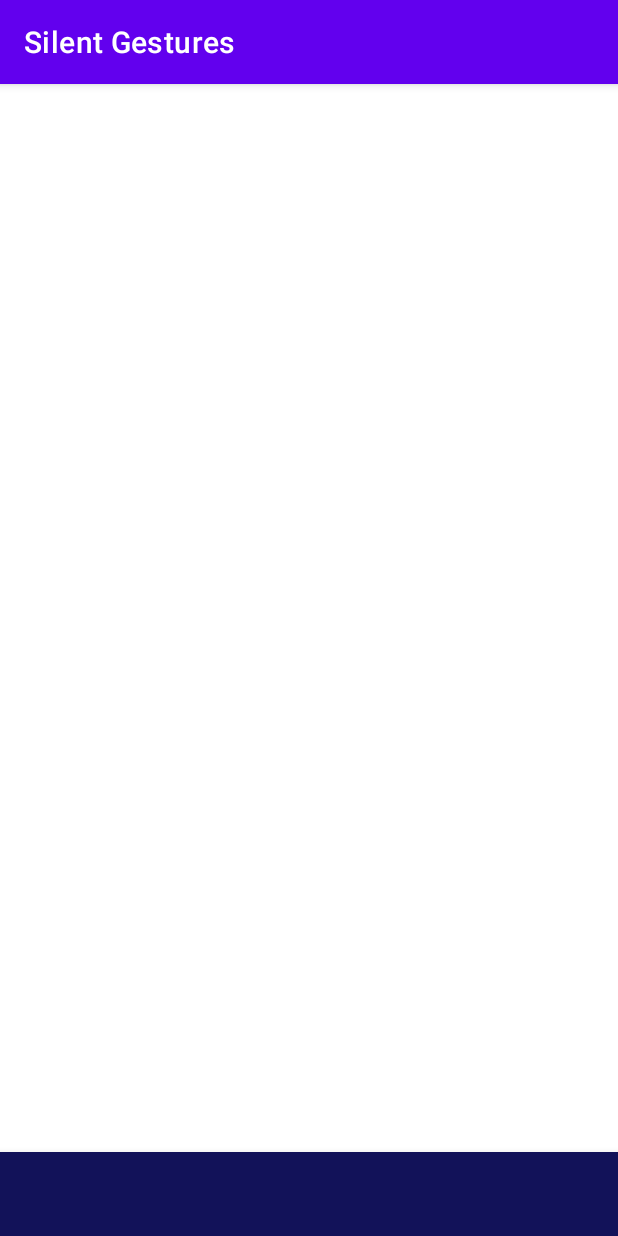
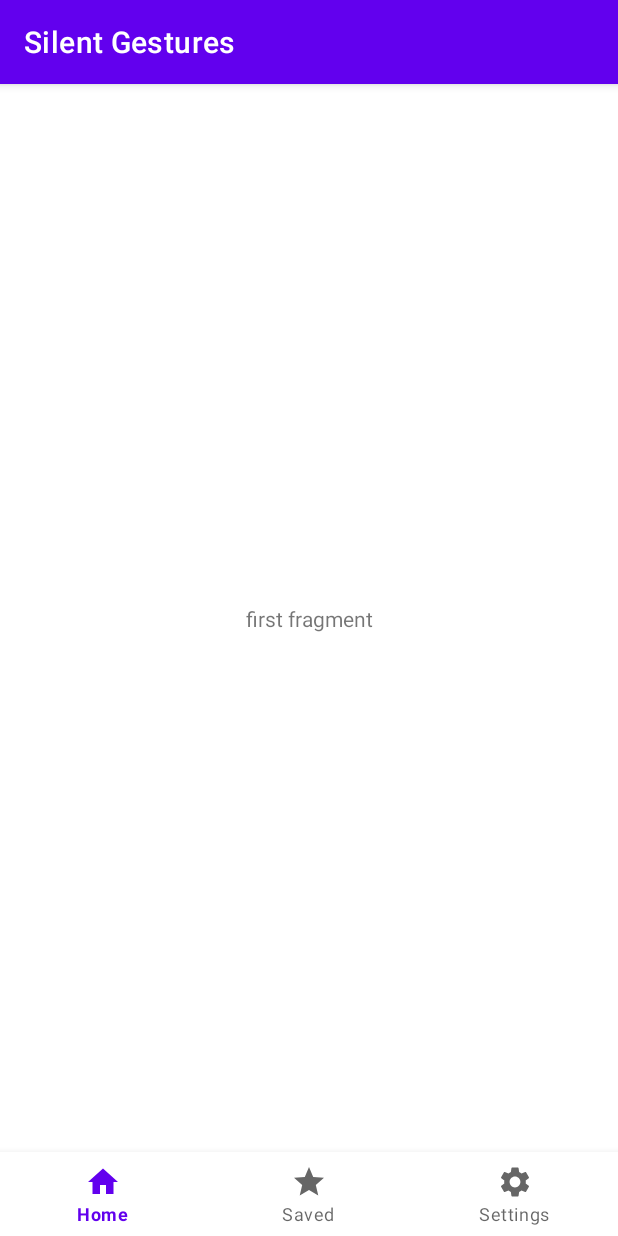
Before and after one commit to mintun-myo-2020/translate-android, an Android app: the screen it shows after launch (MainActivity), on a phone screen of 412 x 824 dp. Run offline under Robolectric (Android 15) with nearby library versions, the phone set to English and light mode, and no system bars.

Commit message:
add bottom nav

```diff
--- /dev/null
+++ b/app/src/main/java/com/example/silentgestures/FirstFragment.kt
@@ -0,0 +1,59 @@
+package com.example.silentgestures
+
+import android.os.Bundle
+import androidx.fragment.app.Fragment
+import android.view.LayoutInflater
+import android.view.View
+import android.view.ViewGroup
+
+// TODO: Rename parameter arguments, choose names that match
+// the fragment initialization parameters, e.g. ARG_ITEM_NUMBER
+private const val ARG_PARAM1 = "param1"
+private const val ARG_PARAM2 = "param2"
+
+/**
+ * A simple [Fragment] subclass.
+ * Use the [FirstFragment.newInstance] factory method to
+ * create an instance of this fragment.
+ */
+class FirstFragment : Fragment() {
+    // TODO: Rename and change types of parameters
+    private var param1: String? = null
+    private var param2: String? = null
+
+    override fun onCreate(savedInstanceState: Bundle?) {
+        super.onCreate(savedInstanceState)
+        arguments?.let {
+            param1 = it.getString(ARG_PARAM1)
+            param2 = it.getString(ARG_PARAM2)
+        }
+    }
+
+    override fun onCreateView(
+        inflater: LayoutInflater, container: ViewGroup?,
+        savedInstanceState: Bundle?
+    ): View? {
+        // Inflate the layout for this fragment
+        return inflater.inflate(R.layout.fragment_first, container, false)
+    }
+
+    companion object {
+        /**
+         * Use this factory method to create a new instance of
+         * this fragment using the provided parameters.
+         *
+         * @param param1 Parameter 1.
+         * @param param2 Parameter 2.
+         * @return A new instance of fragment FirstFragment.
+         */
+        // TODO: Rename and change types and number of parameters
+        @JvmStatic
+        fun newInstance(param1: String, param2: String) =
+            FirstFragment().apply {
+                arguments = Bundle().apply {
+                    putString(ARG_PARAM1, param1)
+                    putString(ARG_PARAM2, param2)
+                }
+            }
+    }
+}
--- /dev/null
+++ b/app/src/main/res/drawable/fav_icon.xml
@@ -0,0 +1,5 @@
+<vector android:height="24dp" android:tint="#000000"
+    android:viewportHeight="24" android:viewportWidth="24"
+    android:width="24dp" xmlns:android="http://schemas.android.com/apk/res/android">
+    <path android:fillColor="@android:color/white" android:pathData="M12,17.27L18.18,21l-1.64,-7.03L22,9.24l-7.19,-0.61L12,2 9.19,8.63 2,9.24l5.46,4.73L5.82,21z"/>
+</vector>
--- /dev/null
+++ b/app/src/main/res/drawable/home_icon.xml
@@ -0,0 +1,5 @@
+<vector android:height="24dp" android:tint="#000000"
+    android:viewportHeight="24" android:viewportWidth="24"
+    android:width="24dp" xmlns:android="http://schemas.android.com/apk/res/android">
+    <path android:fillColor="@android:color/white" android:pathData="M10,20v-6h4v6h5v-8h3L12,3 2,12h3v8z"/>
+</vector>
--- /dev/null
+++ b/app/src/main/res/drawable/settings_icon.xml
@@ -0,0 +1,5 @@
+<vector android:height="24dp" android:tint="#000000"
+    android:viewportHeight="24" android:viewportWidth="24"
+    android:width="24dp" xmlns:android="http://schemas.android.com/apk/res/android">
+    <path android:fillColor="@android:color/white" android:pathData="M19.14,12.94c0.04,-0.3 0.06,-0.61 0.06,-0.94c0,-0.32 -0.02,-0.64 -0.07,-0.94l2.03,-1.58c0.18,-0.14 0.23,-0.41 0.12,-0.61l-1.92,-3.32c-0.12,-0.22 -0.37,-0.29 -0.59,-0.22l-2.39,0.96c-0.5,-0.38 -1.03,-0.7 -1.62,-0.94L14.4,2.81c-0.04,-0.24 -0.24,-0.41 -0.48,-0.41h-3.84c-0.24,0 -0.43,0.17 -0.47,0.41L9.25,5.35C8.66,5.59 8.12,5.92 7.63,6.29L5.24,5.33c-0.22,-0.08 -0.47,0 -0.59,0.22L2.74,8.87C2.62,9.08 2.66,9.34 2.86,9.48l2.03,1.58C4.84,11.36 4.8,11.69 4.8,12s0.02,0.64 0.07,0.94l-2.03,1.58c-0.18,0.14 -0.23,0.41 -0.12,0.61l1.92,3.32c0.12,0.22 0.37,0.29 0.59,0.22l2.39,-0.96c0.5,0.38 1.03,0.7 1.62,0.94l0.36,2.54c0.05,0.24 0.24,0.41 0.48,0.41h3.84c0.24,0 0.44,-0.17 0.47,-0.41l0.36,-2.54c0.59,-0.24 1.13,-0.56 1.62,-0.94l2.39,0.96c0.22,0.08 0.47,0 0.59,-0.22l1.92,-3.32c0.12,-0.22 0.07,-0.47 -0.12,-0.61L19.14,12.94zM12,15.6c-1.98,0 -3.6,-1.62 -3.6,-3.6s1.62,-3.6 3.6,-3.6s3.6,1.62 3.6,3.6S13.98,15.6 12,15.6z"/>
+</vector>
--- a/app/src/main/res/layout/activity_main.xml
+++ b/app/src/main/res/layout/activity_main.xml
@@ -8,10 +8,25 @@
 
 
     <com.google.android.material.bottomnavigation.BottomNavigationView
+        android:id="@+id/bottomNavigationView"
         android:layout_width="match_parent"
         android:layout_height="wrap_content"
-        android:background="#121259"
+        android:background="#ffffff"
         app:layout_constraintBottom_toBottomOf="parent"
         app:layout_constraintEnd_toEndOf="parent"
-        app:layout_constraintStart_toStartOf="parent" />
+        app:layout_constraintStart_toStartOf="parent"
+        app:menu="@menu/bottom_menu" />
+
+    <androidx.fragment.app.FragmentContainerView
+        android:id="@+id/fragmentContainerView"
+        android:name="androidx.navigation.fragment.NavHostFragment"
+        android:layout_width="409dp"
+        android:layout_height="673dp"
+        app:defaultNavHost="true"
+        app:layout_constraintBottom_toTopOf="@+id/bottomNavigationView"
+        app:layout_constraintEnd_toEndOf="parent"
+        app:layout_constraintStart_toStartOf="parent"
+        app:layout_constraintTop_toTopOf="parent"
+        app:navGraph="@navigation/my_nav" />
+
 </androidx.constraintlayout.widget.ConstraintLayout>
--- /dev/null
+++ b/app/src/main/res/layout/fragment_first.xml
@@ -0,0 +1,20 @@
+<?xml version="1.0" encoding="utf-8"?>
+<androidx.constraintlayout.widget.ConstraintLayout xmlns:android="http://schemas.android.com/apk/res/android"
+    xmlns:app="http://schemas.android.com/apk/res-auto"
+    xmlns:tools="http://schemas.android.com/tools"
+    android:layout_width="match_parent"
+    android:layout_height="match_parent"
+    tools:context=".FirstFragment" >
+
+    <!-- TODO: Update blank fragment layout -->
+    <TextView
+        android:id="@+id/firstFragment"
+        android:layout_width="wrap_content"
+        android:layout_height="wrap_content"
+        android:text="first fragment"
+        app:layout_constraintBottom_toBottomOf="parent"
+        app:layout_constraintEnd_toEndOf="parent"
+        app:layout_constraintStart_toStartOf="parent"
+        app:layout_constraintTop_toTopOf="parent" />
+
+</androidx.constraintlayout.widget.ConstraintLayout>
--- /dev/null
+++ b/app/src/main/res/menu/bottom_menu.xml
@@ -0,0 +1,19 @@
+<?xml version="1.0" encoding="utf-8"?>
+<menu xmlns:android="http://schemas.android.com/apk/res/android">
+
+    <item
+        android:id="@+id/firstFragment"
+        android:title="Home"
+        android:icon="@drawable/home_icon"/>
+
+    <item
+        android:id="@+id/secondFragment"
+        android:title="Saved"
+        android:icon="@drawable/fav_icon" />
+
+    <item
+        android:id="@+id/thirdFragment"
+        android:title="Settings"
+        android:icon="@drawable/settings_icon"/>
+
+</menu>
--- a/app/src/main/res/navigation/my_nav.xml
+++ b/app/src/main/res/navigation/my_nav.xml
@@ -1,6 +1,23 @@
 <?xml version="1.0" encoding="utf-8"?>
 <navigation xmlns:android="http://schemas.android.com/apk/res/android"
     xmlns:app="http://schemas.android.com/apk/res-auto"
-    android:id="@+id/my_nav">
+    xmlns:tools="http://schemas.android.com/tools"
+    android:id="@+id/my_nav"
+    app:startDestination="@id/firstFragment">
 
+    <fragment
+        android:id="@+id/firstFragment"
+        android:name="com.example.silentgestures.FirstFragment"
+        android:label="fragment_first"
+        tools:layout="@layout/fragment_first" />
+    <fragment
+        android:id="@+id/secondFragment"
+        android:name="com.example.silentgestures.SecondFragment"
+        android:label="fragment_second"
+        tools:layout="@layout/fragment_second" />
+    <fragment
+        android:id="@+id/thirdFragment"
+        android:name="com.example.silentgestures.ThirdFragment"
+        android:label="fragment_third"
+        tools:layout="@layout/fragment_third" />
 </navigation>
--- a/app/src/main/res/values/strings.xml
+++ b/app/src/main/res/values/strings.xml
@@ -1,3 +1,5 @@
 <resources>
     <string name="app_name">Silent Gestures</string>
+    <!-- TODO: Remove or change this placeholder text -->
+    <string name="hello_blank_fragment">Hello blank fragment</string>
 </resources>
```
Also changed, not shown: app/src/main/java/com/example/silentgestures/SecondFragment.kt (added, +59 -0 lines), app/src/main/java/com/example/silentgestures/ThirdFragment.kt (added, +59 -0 lines), app/src/main/res/layout/fragment_second.xml (added, +21 -0 lines), app/src/main/res/layout/fragment_third.xml (added, +21 -0 lines).
